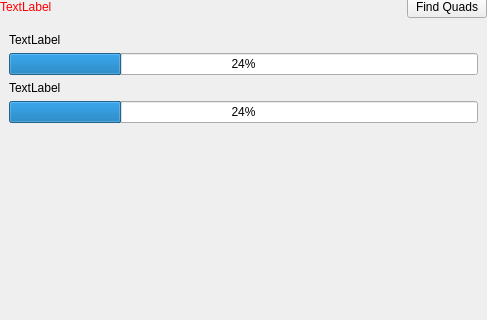
Above: planet_explorer/ui/basemaps_widget.ui from planetlabs/qgis-planet-plugin before the change; both pictures show x 0 to 487 and y 100 to 420 of the 487 by 559 pixel window. Below: the same form after it.
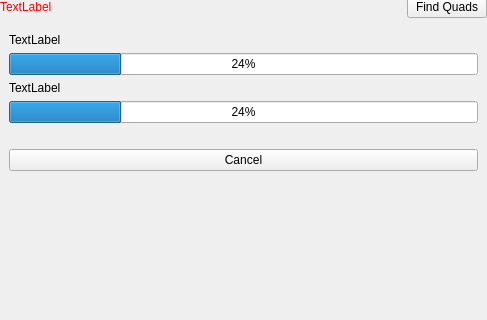
That is the form after the change. The open tabs and pages were chosen to show the change. Icons and pictures are not drawn. Custom widgets are drawn as their Qt base class.

```diff
--- a/planet_explorer/ui/basemaps_widget.ui
+++ b/planet_explorer/ui/basemaps_widget.ui
@@ -678,6 +678,29 @@
             </property>
            </widget>
           </item>
+          <item>
+           <spacer name="verticalSpacer_7">
+            <property name="orientation">
+             <enum>Qt::Vertical</enum>
+            </property>
+            <property name="sizeType">
+             <enum>QSizePolicy::Fixed</enum>
+            </property>
+            <property name="sizeHint" stdset="0">
+             <size>
+              <width>20</width>
+              <height>20</height>
+             </size>
+            </property>
+           </spacer>
+          </item>
+          <item>
+           <widget class="QPushButton" name="btnCancelQuadSearch">
+            <property name="text">
+             <string>Cancel</string>
+            </property>
+           </widget>
+          </item>
          </layout>
         </widget>
        </item>
```
Left out of the diff: 2 changed lines with no effect on the pictures.
